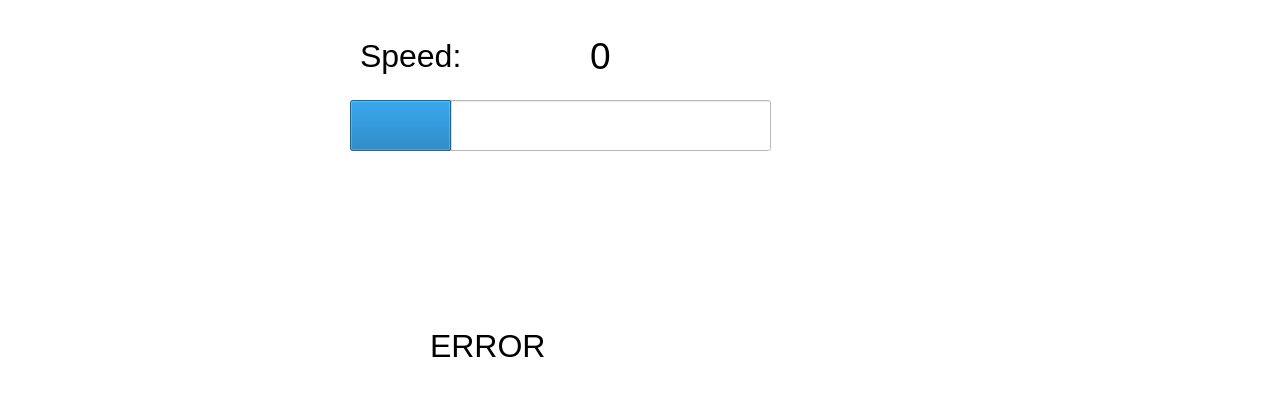
Qt form eBuggyDisplay/mainwindow.ui (BartlomiejFronc/Wyswietlacz) before a commit.
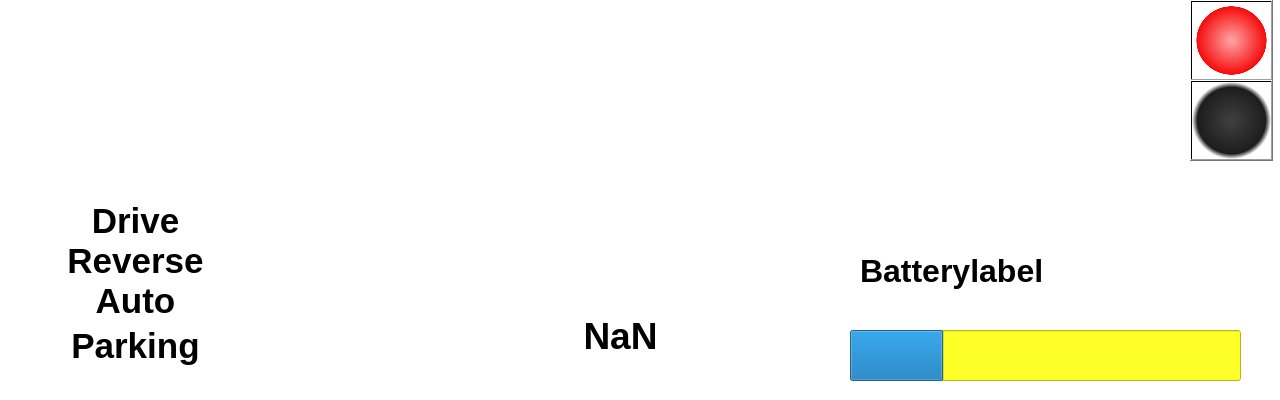
The same form after that commit. Icons and pictures are not drawn.

The edit to the form file:
```diff
--- a/eBuggyDisplay/mainwindow.ui
+++ b/eBuggyDisplay/mainwindow.ui
@@ -17,182 +17,571 @@
    <property name="styleSheet">
     <string notr="true">background-color: rgb(255, 255, 255);</string>
    </property>
-   <widget class="QLabel" name="speed">
+   <widget class="QStackedWidget" name="stackedWidget">
     <property name="geometry">
      <rect>
-      <x>590</x>
-      <y>30</y>
-      <width>161</width>
-      <height>51</height>
+      <x>0</x>
+      <y>0</y>
+      <width>1280</width>
+      <height>400</height>
      </rect>
     </property>
-    <property name="font">
-     <font>
-      <pointsize>28</pointsize>
-     </font>
+    <property name="currentIndex">
+     <number>1</number>
     </property>
-    <property name="text">
-     <string>0</string>
-    </property>
+    <widget class="QWidget" name="Minfo">
+     <property name="styleSheet">
+      <string notr="true">background-color: rgb(255, 255, 255);</string>
+     </property>
+     <widget class="QLabel" name="label">
+      <property name="geometry">
+       <rect>
+        <x>320</x>
+        <y>0</y>
+        <width>631</width>
+        <height>291</height>
+       </rect>
+      </property>
+      <property name="text">
+       <string/>
+      </property>
+      <property name="pixmap">
+       <pixmap resource="resources.qrc">:/img/ramka.png</pixmap>
+      </property>
+     </widget>
+     <widget class="QLabel" name="speed">
+      <property name="geometry">
+       <rect>
+        <x>580</x>
+        <y>20</y>
+        <width>161</width>
+        <height>51</height>
+       </rect>
+      </property>
+      <property name="font">
+       <font>
+        <pointsize>28</pointsize>
+       </font>
+      </property>
+      <property name="text">
+       <string>0</string>
+      </property>
+     </widget>
+     <widget class="QLabel" name="label_7">
+      <property name="geometry">
+       <rect>
+        <x>350</x>
+        <y>20</y>
+        <width>151</width>
+        <height>51</height>
+       </rect>
+      </property>
+      <property name="font">
+       <font>
+        <pointsize>24</pointsize>
+       </font>
+      </property>
+      <property name="text">
+       <string>Speed:</string>
+      </property>
+     </widget>
+     <widget class="QLabel" name="label_6">
+      <property name="geometry">
+       <rect>
+        <x>820</x>
+        <y>170</y>
+        <width>111</width>
+        <height>111</height>
+       </rect>
+      </property>
+      <property name="text">
+       <string/>
+      </property>
+      <property name="pixmap">
+       <pixmap resource="resources.qrc">:/img/light_emergency.png</pixmap>
+      </property>
+     </widget>
+     <widget class="QProgressBar" name="speedbar">
+      <property name="geometry">
+       <rect>
+        <x>350</x>
+        <y>90</y>
+        <width>421</width>
+        <height>51</height>
+       </rect>
+      </property>
+      <property name="value">
+       <number>24</number>
+      </property>
+      <property name="format">
+       <string/>
+      </property>
+     </widget>
+     <widget class="QLabel" name="label_3">
+      <property name="geometry">
+       <rect>
+        <x>340</x>
+        <y>180</y>
+        <width>191</width>
+        <height>91</height>
+       </rect>
+      </property>
+      <property name="text">
+       <string/>
+      </property>
+      <property name="pixmap">
+       <pixmap resource="resources.qrc">:/img/light_directional.png</pixmap>
+      </property>
+     </widget>
+     <widget class="QLabel" name="label_5">
+      <property name="geometry">
+       <rect>
+        <x>680</x>
+        <y>170</y>
+        <width>161</width>
+        <height>111</height>
+       </rect>
+      </property>
+      <property name="text">
+       <string/>
+      </property>
+      <property name="pixmap">
+       <pixmap resource="resources.qrc">:/img/light_daylight.png</pixmap>
+      </property>
+     </widget>
+     <widget class="QLabel" name="error">
+      <property name="geometry">
+       <rect>
+        <x>420</x>
+        <y>310</y>
+        <width>231</width>
+        <height>51</height>
+       </rect>
+      </property>
+      <property name="font">
+       <font>
+        <pointsize>24</pointsize>
+       </font>
+      </property>
+      <property name="text">
+       <string>ERROR</string>
+      </property>
+     </widget>
+     <widget class="QLabel" name="label_2">
+      <property name="geometry">
+       <rect>
+        <x>680</x>
+        <y>290</y>
+        <width>111</width>
+        <height>101</height>
+       </rect>
+      </property>
+      <property name="text">
+       <string/>
+      </property>
+      <property name="pixmap">
+       <pixmap resource="resources.qrc">:/img/red_indicator_big.png</pixmap>
+      </property>
+     </widget>
+     <widget class="QLabel" name="label_4">
+      <property name="geometry">
+       <rect>
+        <x>530</x>
+        <y>170</y>
+        <width>151</width>
+        <height>101</height>
+       </rect>
+      </property>
+      <property name="text">
+       <string/>
+      </property>
+      <property name="pixmap">
+       <pixmap resource="resources.qrc">:/img/light_long.png</pixmap>
+      </property>
+     </widget>
+     <zorder>label</zorder>
+     <zorder>label_5</zorder>
+     <zorder>speed</zorder>
+     <zorder>label_7</zorder>
+     <zorder>label_6</zorder>
+     <zorder>speedbar</zorder>
+     <zorder>label_3</zorder>
+     <zorder>error</zorder>
+     <zorder>label_2</zorder>
+     <zorder>label_4</zorder>
+    </widget>
+    <widget class="QWidget" name="Mdrive">
+     <property name="styleSheet">
+      <string notr="true">background-color: rgb(255, 255, 255);</string>
+     </property>
+     <widget class="QLabel" name="swiatla">
+      <property name="geometry">
+       <rect>
+        <x>270</x>
+        <y>110</y>
+        <width>131</width>
+        <height>91</height>
+       </rect>
+      </property>
+      <property name="text">
+       <string/>
+      </property>
+      <property name="pixmap">
+       <pixmap resource="resources.qrc">:/img/light_daylight_off.png</pixmap>
+      </property>
+     </widget>
+     <widget class="QLabel" name="directional_right">
+      <property name="geometry">
+       <rect>
+        <x>330</x>
+        <y>10</y>
+        <width>81</width>
+        <height>91</height>
+       </rect>
+      </property>
+      <property name="text">
+       <string/>
+      </property>
+      <property name="pixmap">
+       <pixmap resource="resources.qrc">:/img/directional-off.png</pixmap>
+      </property>
+     </widget>
+     <widget class="QLabel" name="directional_left">
+      <property name="geometry">
+       <rect>
+        <x>230</x>
+        <y>10</y>
+        <width>91</width>
+        <height>91</height>
+       </rect>
+      </property>
+      <property name="text">
+       <string/>
+      </property>
+      <property name="pixmap">
+       <pixmap resource="resources.qrc">:/img/directional-off-L.png</pixmap>
+      </property>
+     </widget>
+     <widget class="QLabel" name="emergency">
+      <property name="geometry">
+       <rect>
+        <x>280</x>
+        <y>200</y>
+        <width>101</width>
+        <height>101</height>
+       </rect>
+      </property>
+      <property name="text">
+       <string/>
+      </property>
+      <property name="pixmap">
+       <pixmap resource="resources.qrc">:/img/light_emergency1_off.png</pixmap>
+      </property>
+     </widget>
+     <widget class="QLabel" name="tarczazegara">
+      <property name="geometry">
+       <rect>
+        <x>430</x>
+        <y>10</y>
+        <width>401</width>
+        <height>381</height>
+       </rect>
+      </property>
+      <property name="text">
+       <string/>
+      </property>
+      <property name="pixmap">
+       <pixmap resource="resources.qrc">:/img/zegar.png</pixmap>
+      </property>
+     </widget>
+     <widget class="QLabel" name="label_8">
+      <property name="geometry">
+       <rect>
+        <x>40</x>
+        <y>170</y>
+        <width>201</width>
+        <height>231</height>
+       </rect>
+      </property>
+      <property name="text">
+       <string/>
+      </property>
+      <property name="pixmap">
+       <pixmap resource="resources.qrc">:/img/ramkamala.png</pixmap>
+      </property>
+     </widget>
+     <widget class="QLabel" name="Drive">
+      <property name="geometry">
+       <rect>
+        <x>50</x>
+        <y>200</y>
+        <width>171</width>
+        <height>41</height>
+       </rect>
+      </property>
+      <property name="font">
+       <font>
+        <pointsize>26</pointsize>
+        <bold>true</bold>
+       </font>
+      </property>
+      <property name="text">
+       <string>Drive</string>
+      </property>
+      <property name="textFormat">
+       <enum>Qt::AutoText</enum>
+      </property>
+      <property name="alignment">
+       <set>Qt::AlignCenter</set>
+      </property>
+     </widget>
+     <widget class="QLabel" name="Drive_2">
+      <property name="geometry">
+       <rect>
+        <x>50</x>
+        <y>240</y>
+        <width>171</width>
+        <height>41</height>
+       </rect>
+      </property>
+      <property name="font">
+       <font>
+        <pointsize>26</pointsize>
+        <bold>true</bold>
+       </font>
+      </property>
+      <property name="text">
+       <string>Reverse</string>
+      </property>
+      <property name="textFormat">
+       <enum>Qt::AutoText</enum>
+      </property>
+      <property name="alignment">
+       <set>Qt::AlignCenter</set>
+      </property>
+     </widget>
+     <widget class="QLabel" name="Drive_3">
+      <property name="geometry">
+       <rect>
+        <x>50</x>
+        <y>280</y>
+        <width>171</width>
+        <height>41</height>
+       </rect>
+      </property>
+      <property name="font">
+       <font>
+        <pointsize>26</pointsize>
+        <bold>true</bold>
+       </font>
+      </property>
+      <property name="text">
+       <string>Auto</string>
+      </property>
+      <property name="textFormat">
+       <enum>Qt::AutoText</enum>
+      </property>
+      <property name="alignment">
+       <set>Qt::AlignCenter</set>
+      </property>
+     </widget>
+     <widget class="QLabel" name="Drive_4">
+      <property name="geometry">
+       <rect>
+        <x>50</x>
+        <y>320</y>
+        <width>171</width>
+        <height>51</height>
+       </rect>
+      </property>
+      <property name="font">
+       <font>
+        <pointsize>26</pointsize>
+        <bold>true</bold>
+       </font>
+      </property>
+      <property name="text">
+       <string>Parking</string>
+      </property>
+      <property name="textFormat">
+       <enum>Qt::AutoText</enum>
+      </property>
+      <property name="alignment">
+       <set>Qt::AlignCenter</set>
+      </property>
+     </widget>
+     <widget class="QProgressBar" name="batterybar">
+      <property name="geometry">
+       <rect>
+        <x>850</x>
+        <y>330</y>
+        <width>391</width>
+        <height>51</height>
+       </rect>
+      </property>
+      <property name="styleSheet">
+       <string notr="true">background-color: rgba(255, 255, 40);</string>
+      </property>
+      <property name="value">
+       <number>24</number>
+      </property>
+      <property name="format">
+       <string/>
+      </property>
+     </widget>
+     <widget class="QLabel" name="zegarpredkosc">
+      <property name="geometry">
+       <rect>
+        <x>520</x>
+        <y>300</y>
+        <width>201</width>
+        <height>71</height>
+       </rect>
+      </property>
+      <property name="font">
+       <font>
+        <pointsize>28</pointsize>
+        <bold>true</bold>
+       </font>
+      </property>
+      <property name="styleSheet">
+       <string notr="true">background-color: rgba(255, 255, 255, 0);
+color: rgb(0, 0, 0);</string>
+      </property>
+      <property name="text">
+       <string>NaN</string>
+      </property>
+      <property name="alignment">
+       <set>Qt::AlignCenter</set>
+      </property>
+     </widget>
+     <widget class="QLabel" name="error_2">
+      <property name="geometry">
+       <rect>
+        <x>70</x>
+        <y>30</y>
+        <width>111</width>
+        <height>111</height>
+       </rect>
+      </property>
+      <property name="text">
+       <string/>
+      </property>
+      <property name="pixmap">
+       <pixmap resource="resources.qrc">:/img/red_indicator_big.png</pixmap>
+      </property>
+     </widget>
+     <widget class="QLabel" name="batterylabel">
+      <property name="geometry">
+       <rect>
+        <x>860</x>
+        <y>240</y>
+        <width>341</width>
+        <height>61</height>
+       </rect>
+      </property>
+      <property name="font">
+       <font>
+        <pointsize>24</pointsize>
+        <bold>true</bold>
+       </font>
+      </property>
+      <property name="styleSheet">
+       <string notr="true">background-color: rgba(255, 255, 255, 0);</string>
+      </property>
+      <property name="text">
+       <string>Batterylabel</string>
+      </property>
+     </widget>
+     <widget class="QWidget" name="gridLayoutWidget">
+      <property name="geometry">
+       <rect>
+        <x>430</x>
+        <y>10</y>
+        <width>381</width>
+        <height>381</height>
+       </rect>
+      </property>
+      <layout class="QGridLayout" name="zegarlayout"/>
+     </widget>
+     <zorder>tarczazegara</zorder>
+     <zorder>swiatla</zorder>
+     <zorder>directional_left</zorder>
+     <zorder>emergency</zorder>
+     <zorder>directional_right</zorder>
+     <zorder>label_8</zorder>
+     <zorder>Drive</zorder>
+     <zorder>Drive_2</zorder>
+     <zorder>Drive_3</zorder>
+     <zorder>Drive_4</zorder>
+     <zorder>batterybar</zorder>
+     <zorder>error_2</zorder>
+     <zorder>batterylabel</zorder>
+     <zorder>gridLayoutWidget</zorder>
+     <zorder>zegarpredkosc</zorder>
+    </widget>
+    <widget class="QWidget" name="Mdebug">
+     <property name="styleSheet">
+      <string notr="true">background-color: rgb(255, 255, 255);</string>
+     </property>
+     <widget class="QTextBrowser" name="konsoladebugu">
+      <property name="geometry">
+       <rect>
+        <x>70</x>
+        <y>30</y>
+        <width>1091</width>
+        <height>331</height>
+       </rect>
+      </property>
+      <property name="styleSheet">
+       <string notr="true">background-color: rgb(47, 47, 47);
+color: rgb(255, 255, 255);</string>
+      </property>
+      <property name="verticalScrollBarPolicy">
+       <enum>Qt::ScrollBarAlwaysOn</enum>
+      </property>
+      <property name="textInteractionFlags">
+       <set>Qt::NoTextInteraction</set>
+      </property>
+     </widget>
+    </widget>
    </widget>
-   <widget class="QLabel" name="label">
+   <widget class="QPushButton" name="przyczmiany">
     <property name="geometry">
      <rect>
-      <x>330</x>
-      <y>10</y>
-      <width>631</width>
-      <height>291</height>
+      <x>1190</x>
+      <y>0</y>
+      <width>83</width>
+      <height>81</height>
      </rect>
     </property>
-    <property name="text">
-     <string/>
+    <property name="styleSheet">
+     <string notr="true">background-color: qradialgradient(spread:pad, cx:0.5, cy:0.5, radius:0.5, fx:0.5, fy:0.5, stop:0 rgba(255, 166, 166, 255), stop:0.882629 rgba(246, 11, 11, 255), stop:0.892019 rgba(0, 0, 0, 0), stop:1 rgba(0, 0, 0, 0));</string>
     </property>
-    <property name="pixmap">
-     <pixmap resource="resources.qrc">:/img/ramka.png</pixmap>
-    </property>
-   </widget>
-   <widget class="QLabel" name="label_3">
-    <property name="geometry">
-     <rect>
-      <x>350</x>
-      <y>190</y>
-      <width>191</width>
-      <height>91</height>
-     </rect>
-    </property>
     <property name="text">
      <string/>
     </property>
-    <property name="pixmap">
-     <pixmap resource="resources.qrc">:/img/light_directional.png</pixmap>
-    </property>
    </widget>
-   <widget class="QLabel" name="label_4">
+   <widget class="QPushButton" name="przycdarkmode">
     <property name="geometry">
      <rect>
-      <x>540</x>
-      <y>180</y>
-      <width>151</width>
-      <height>101</height>
+      <x>1190</x>
+      <y>80</y>
+      <width>83</width>
+      <height>81</height>
      </rect>
     </property>
-    <property name="text">
-     <string/>
+    <property name="styleSheet">
+     <string notr="true">background-color: qradialgradient(spread:pad, cx:0.5, cy:0.5, radius:0.5, fx:0.5, fy:0.5, stop:0 rgba(64, 64, 64, 255), stop:0.86385 rgba(29, 29, 29, 255), stop:1 rgba(255, 255, 255, 0));
+selection-background-color: qradialgradient(spread:pad, cx:0.5, cy:0.5, radius:0.5, fx:0.5, fy:0.5, stop:0 rgba(167, 167, 167, 255), stop:0.840376 rgba(114, 114, 114, 255), stop:0.910798 rgba(255, 255, 255, 0));</string>
     </property>
-    <property name="pixmap">
-     <pixmap resource="resources.qrc">:/img/light_long.png</pixmap>
-    </property>
-   </widget>
-   <widget class="QLabel" name="label_5">
-    <property name="geometry">
-     <rect>
-      <x>690</x>
-      <y>180</y>
-      <width>161</width>
-      <height>111</height>
-     </rect>
-    </property>
     <property name="text">
      <string/>
     </property>
-    <property name="pixmap">
-     <pixmap resource="resources.qrc">:/img/light_daylight.png</pixmap>
+    <property name="checkable">
+     <bool>true</bool>
     </property>
    </widget>
-   <widget class="QLabel" name="label_6">
-    <property name="geometry">
-     <rect>
-      <x>830</x>
-      <y>180</y>
-      <width>111</width>
-      <height>111</height>
-     </rect>
-    </property>
-    <property name="text">
-     <string/>
-    </property>
-    <property name="pixmap">
-     <pixmap resource="resources.qrc">:/img/light_emergency.png</pixmap>
-    </property>
-   </widget>
-   <widget class="QProgressBar" name="speedbar">
-    <property name="geometry">
-     <rect>
-      <x>350</x>
-      <y>100</y>
-      <width>421</width>
-      <height>51</height>
-     </rect>
-    </property>
-    <property name="value">
-     <number>24</number>
-    </property>
-    <property name="format">
-     <string/>
-    </property>
-   </widget>
-   <widget class="QLabel" name="label_7">
-    <property name="geometry">
-     <rect>
-      <x>360</x>
-      <y>30</y>
-      <width>151</width>
-      <height>51</height>
-     </rect>
-    </property>
-    <property name="font">
-     <font>
-      <pointsize>24</pointsize>
-     </font>
-    </property>
-    <property name="text">
-     <string>Speed:</string>
-    </property>
-   </widget>
-   <widget class="QLabel" name="error">
-    <property name="geometry">
-     <rect>
-      <x>430</x>
-      <y>320</y>
-      <width>231</width>
-      <height>51</height>
-     </rect>
-    </property>
-    <property name="font">
-     <font>
-      <pointsize>24</pointsize>
-     </font>
-    </property>
-    <property name="text">
-     <string>ERROR</string>
-    </property>
-   </widget>
-   <widget class="QLabel" name="label_2">
-    <property name="geometry">
-     <rect>
-      <x>690</x>
-      <y>300</y>
-      <width>111</width>
-      <height>101</height>
-     </rect>
-    </property>
-    <property name="text">
-     <string/>
-    </property>
-    <property name="pixmap">
-     <pixmap resource="resources.qrc">:/img/red_indicator_big.png</pixmap>
-    </property>
-   </widget>
-   <zorder>label</zorder>
-   <zorder>speed</zorder>
-   <zorder>label_3</zorder>
-   <zorder>label_4</zorder>
-   <zorder>label_5</zorder>
-   <zorder>label_6</zorder>
-   <zorder>speedbar</zorder>
-   <zorder>label_7</zorder>
-   <zorder>error</zorder>
-   <zorder>label_2</zorder>
   </widget>
  </widget>
  <resources>
```
